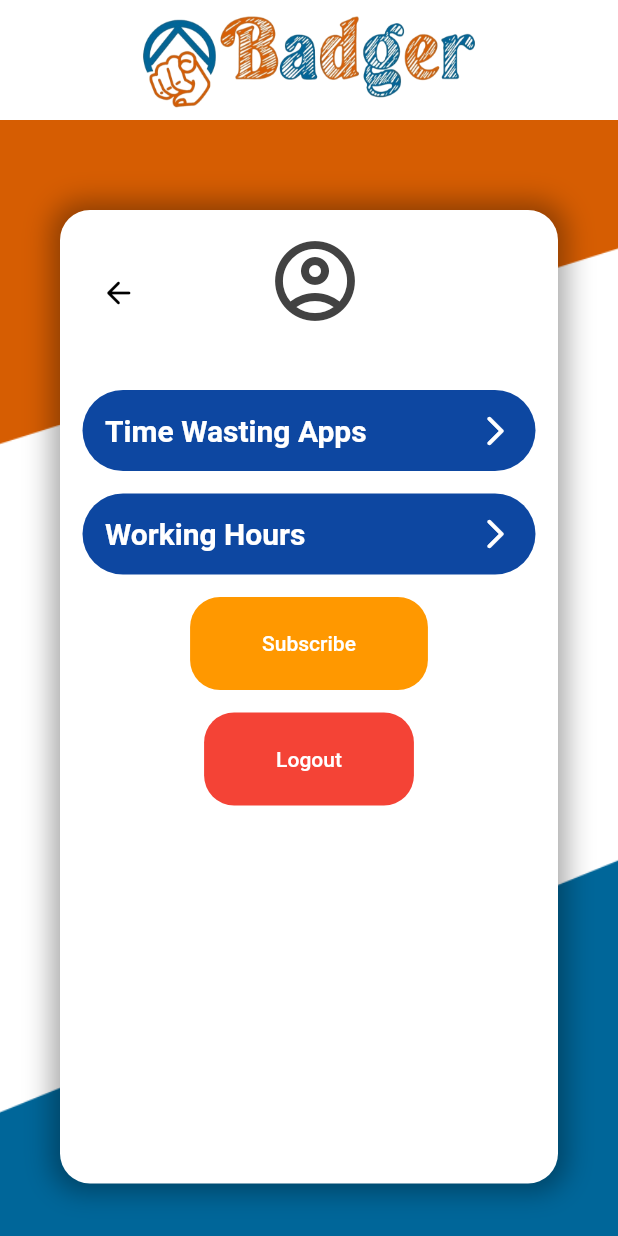
After one commit to gunpreetsiingh/badger, a Flutter app: the Account screen opened by its route, on a phone screen of 412 x 824 dp. The commit adds this screen. Run offline on Flutter 3.47's test engine with Material 2 defaults, Android fonts, the phone set to English and light mode, and no system bars; our stand-ins replace cloud_firestore, firebase_auth, firebase_core, font_awesome_flutter; accounts and stored records are empty; network calls fail.

Commit message:
account and subscribe page developed

```diff
--- a/lib/main.dart
+++ b/lib/main.dart
@@ -1,7 +1,9 @@
+import 'package:badger/screens/account.dart';
 import 'package:badger/screens/addTask.dart';
 import 'package:badger/screens/authentication.dart';
 import 'package:badger/screens/dashboard.dart';
 import 'package:badger/screens/splash.dart';
+import 'package:badger/screens/subscribe.dart';
 import 'package:firebase_core/firebase_core.dart';
 import 'package:flutter/material.dart';
 
@@ -24,6 +26,8 @@ class MyApp extends StatelessWidget {
       routes: {
         '/authentication' : (context) => Authentication(),
         '/dashboard' : (context) => Dashboard(),
+        '/account': (context) => Account(),
+        '/subscribe': (context) => Subscribe(),
       },
     );
   }
--- /dev/null
+++ b/lib/screens/account.dart
@@ -0,0 +1,268 @@
+import 'package:firebase_auth/firebase_auth.dart';
+import 'package:flutter/material.dart';
+
+class Account extends StatefulWidget {
+  const Account({Key? key}) : super(key: key);
+
+  @override
+  _AccountState createState() => _AccountState();
+}
+
+class _AccountState extends State<Account> {
+  var size;
+  @override
+  Widget build(BuildContext context) {
+    size = MediaQuery.of(context).size;
+    return SafeArea(
+      child: Scaffold(
+        body: Container(
+          child: Column(
+            mainAxisAlignment: MainAxisAlignment.start,
+            crossAxisAlignment: CrossAxisAlignment.center,
+            children: [
+              Container(
+                height: 80,
+                width: size.width,
+                color: Colors.white,
+                alignment: Alignment.center,
+                child: Image(
+                  image: AssetImage('assets/logo.png'),
+                  width: 250,
+                ),
+              ),
+              Expanded(
+                child: Stack(
+                  alignment: Alignment.bottomCenter,
+                  children: [
+                    Image(
+                      image: AssetImage('assets/dashboard-bg.png'),
+                      height: size.height - 80,
+                      width: size.width,
+                      fit: BoxFit.cover,
+                    ),
+                    Container(
+                      padding: EdgeInsets.only(
+                          top: 40, left: 40, right: 40, bottom: 10),
+                      child: Column(
+                        mainAxisAlignment: MainAxisAlignment.center,
+                        crossAxisAlignment: CrossAxisAlignment.center,
+                        children: [
+                          Expanded(
+                            child: Container(
+                              height: size.height * 0.8,
+                              width: double.infinity,
+                              padding: EdgeInsets.all(15),
+                              margin: EdgeInsets.only(top: 20),
+                              decoration: BoxDecoration(
+                                color: Colors.white,
+                                borderRadius: BorderRadius.circular(20),
+                                boxShadow: [
+                                  BoxShadow(
+                                    color: Colors.black.withOpacity(0.35),
+                                    blurRadius: 15,
+                                    spreadRadius: 5,
+                                    offset: Offset(0, 0),
+                                  )
+                                ],
+                              ),
+                              child: SingleChildScrollView(
+                                scrollDirection: Axis.vertical,
+                                physics: BouncingScrollPhysics(),
+                                child: Column(
+                                  mainAxisAlignment: MainAxisAlignment.start,
+                                  crossAxisAlignment: CrossAxisAlignment.center,
+                                  mainAxisSize: MainAxisSize.max,
+                                  children: [
+                                    Row(
+                                      mainAxisAlignment:
+                                          MainAxisAlignment.start,
+                                      crossAxisAlignment:
+                                          CrossAxisAlignment.center,
+                                      children: [
+                                        IconButton(
+                                          onPressed: () {
+                                            Navigator.of(context).pop();
+                                          },
+                                          icon: Icon(
+                                            Icons.arrow_back_rounded,
+                                            color: Colors.black,
+                                          ),
+                                        ),
+                                        SizedBox(
+                                          width: 10,
+                                        ),
+                                        Expanded(
+                                          child: Column(
+                                            children: [
+                                              Icon(
+                                                Icons.account_circle_outlined,
+                                                color: Colors.grey[800],
+                                                size: 64,
+                                              ),
+                                              Text(
+                                                FirebaseAuth
+                                                    .instance.currentUser!.email
+                                                    .toString(),
+                                                overflow: TextOverflow.ellipsis,
+                                                style: TextStyle(
+                                                  color: Colors.black,
+                                                  fontSize: 14,
+                                                  fontWeight: FontWeight.bold,
+                                                ),
+                                              ),
+                                            ],
+                                          ),
+                                        ),
+                                        SizedBox(
+                                          width: 50,
+                                        ),
+                                      ],
+                                    ),
+                                    SizedBox(
+                                      height: 25,
+                                    ),
+                                    Container(
+                                      padding: EdgeInsets.all(15),
+                                      decoration: BoxDecoration(
+                                        color: Colors.blue[900],
+                                        borderRadius: BorderRadius.circular(50),
+                                      ),
+                                      child: Row(
+                                        mainAxisAlignment:
+                                            MainAxisAlignment.start,
+                                        crossAxisAlignment:
+                                            CrossAxisAlignment.center,
+                                        children: [
+                                          Expanded(
+                                            child: Text(
+                                              'Time Wasting Apps',
+                                              overflow: TextOverflow.ellipsis,
+                                              style: TextStyle(
+                                                color: Colors.white,
+                                                fontSize: 20,
+                                                fontWeight: FontWeight.bold,
+                                              ),
+                                            ),
+                                          ),
+                                          SizedBox(
+                                            width: 10,
+                                          ),
+                                          Icon(
+                                            Icons.arrow_forward_ios_rounded,
+                                            color: Colors.white,
+                                          )
+                                        ],
+                                      ),
+                                    ),
+                                    SizedBox(
+                                      height: 15,
+                                    ),
+                                    Container(
+                                      padding: EdgeInsets.all(15),
+                                      decoration: BoxDecoration(
+                                        color: Colors.blue[900],
+                                        borderRadius: BorderRadius.circular(50),
+                                      ),
+                                      child: Row(
+                                        mainAxisAlignment:
+                                            MainAxisAlignment.start,
+                                        crossAxisAlignment:
+                                            CrossAxisAlignment.center,
+                                        children: [
+                                          Expanded(
+                                            child: Text(
+                                              'Working Hours',
+                                              overflow: TextOverflow.ellipsis,
+                                              style: TextStyle(
+                                                color: Colors.white,
+                                                fontSize: 20,
+                                                fontWeight: FontWeight.bold,
+                                              ),
+                                            ),
+                                          ),
+                                          SizedBox(
+                                            width: 10,
+                                          ),
+                                          Icon(
+                                            Icons.arrow_forward_ios_rounded,
+                                            color: Colors.white,
+                                          )
+                                        ],
+                                      ),
+                                    ),
+                                    SizedBox(
+                                      height: 15,
+                                    ),
+                                    Container(
+                                      decoration: BoxDecoration(
+                                        borderRadius:
+                                            BorderRadius.circular(20.0),
+                                        color: Colors.orange,
+                                        shape: BoxShape.rectangle,
+                                      ),
+                                      child: TextButton(
+                                        child: Padding(
+                                          padding: EdgeInsets.symmetric(
+                                              horizontal: 40, vertical: 15),
+                                          child: Text(
+                                            'Subscribe',
+                                            style: TextStyle(
+                                              color: Colors.white,
+                                            ),
+                                          ),
+                                        ),
+                                        onPressed: () {
+                                          Navigator.of(context).pushNamed('/subscribe');
+                                        },
+                                      ),
+                                    ),
+                                    SizedBox(
+                                      height: 15,
+                                    ),
+                                    Container(
+                                      decoration: BoxDecoration(
+                                        borderRadius:
+                                            BorderRadius.circular(20.0),
+                                        color: Colors.red,
+                                        shape: BoxShape.rectangle,
+                                      ),
+                                      child: TextButton(
+                                        child: Padding(
+                                          padding: EdgeInsets.symmetric(
+                                              horizontal: 40, vertical: 15),
+                                          child: Text(
+                                            'Logout',
+                                            style: TextStyle(
+                                              color: Colors.white,
+                                            ),
+                                          ),
+                                        ),
+                                        onPressed: () {
+                                          FirebaseAuth.instance.signOut();
+                                          Navigator.of(context)
+                                              .pushReplacementNamed(
+                                                  '/authentication');
+                                        },
+                                      ),
+                                    ),
+                                  ],
+                                ),
+                              ),
+                            ),
+                          ),
+                          SizedBox(
+                            height: 25,
+                          ),
+                        ],
+                      ),
+                    ),
+                  ],
+                ),
+              ),
+            ],
+          ),
+        ),
+      ),
+    );
+  }
+}
```
Also changed, not shown: lib/screens/addTask.dart (+3 -7 lines), lib/screens/authentication.dart (+0 -33 lines), lib/screens/dashboard.dart (+10 -8 lines), lib/screens/splash.dart (+3 -23 lines), lib/screens/subscribe.dart (added, +178 -0 lines), assets/logo.png (added), assets/logoSmall.png (added), assets/logoSmallPng.png (added), 7 other files.
